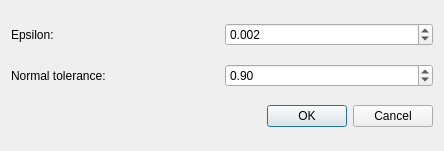
Qt form Polyhedron/demo/Polyhedron/Polyhedron_demo_point_set_shape_detection_plugin.ui (CGAL/cgal) before a commit.
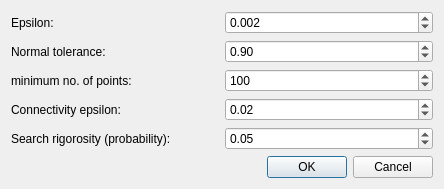
The same form after that commit.

Commit message: all parameters can be set from the dialog now

The edit to the form file:
```diff
--- a/Polyhedron/demo/Polyhedron/Polyhedron_demo_point_set_shape_detection_plugin.ui
+++ b/Polyhedron/demo/Polyhedron/Polyhedron_demo_point_set_shape_detection_plugin.ui
@@ -7,7 +7,7 @@
     <x>0</x>
     <y>0</y>
     <width>444</width>
-    <height>151</height>
+    <height>181</height>
    </rect>
   </property>
   <property name="windowTitle">
@@ -62,6 +62,81 @@
      </item>
     </layout>
    </item>
+   <item>
+    <layout class="QHBoxLayout" name="horizontalLayout_3">
+     <item>
+      <widget class="QLabel" name="label_3">
+       <property name="text">
+        <string>minimum no. of points:</string>
+       </property>
+      </widget>
+     </item>
+     <item>
+      <widget class="QSpinBox" name="m_min_pts_field">
+       <property name="maximum">
+        <number>10000</number>
+       </property>
+       <property name="singleStep">
+        <number>50</number>
+       </property>
+       <property name="value">
+        <number>100</number>
+       </property>
+      </widget>
+     </item>
+    </layout>
+   </item>
+   <item>
+    <layout class="QHBoxLayout" name="horizontalLayout_4">
+     <item>
+      <widget class="QLabel" name="label_4">
+       <property name="text">
+        <string>Connectivity epsilon:</string>
+       </property>
+      </widget>
+     </item>
+     <item>
+      <widget class="QDoubleSpinBox" name="m_cluster_epsilon_field">
+       <property name="decimals">
+        <number>2</number>
+       </property>
+       <property name="maximum">
+        <double>1.000000000000000</double>
+       </property>
+       <property name="singleStep">
+        <double>0.010000000000000</double>
+       </property>
+       <property name="value">
+        <double>0.020000000000000</double>
+       </property>
+      </widget>
+     </item>
+    </layout>
+   </item>
+   <item>
+    <layout class="QHBoxLayout" name="horizontalLayout_5">
+     <item>
+      <widget class="QLabel" name="label_5">
+       <property name="text">
+        <string>Search rigorosity (probability):</string>
+       </property>
+      </widget>
+     </item>
+     <item>
+      <widget class="QDoubleSpinBox" name="m_probability_field">
+       <property name="maximum">
+        <double>1.000000000000000</double>
+       </property>
+       <property name="singleStep">
+        <double>0.010000000000000</double>
+       </property>
+       <property name="value">
+        <double>0.050000000000000</double>
+       </property>
+      </widget>
+     </item>
+    </layout>
+   </item>
    <item>
     <widget class="QDialogButtonBox" name="buttonBox">
      <property name="orientation">
```
The commit also changes 1 other file.
